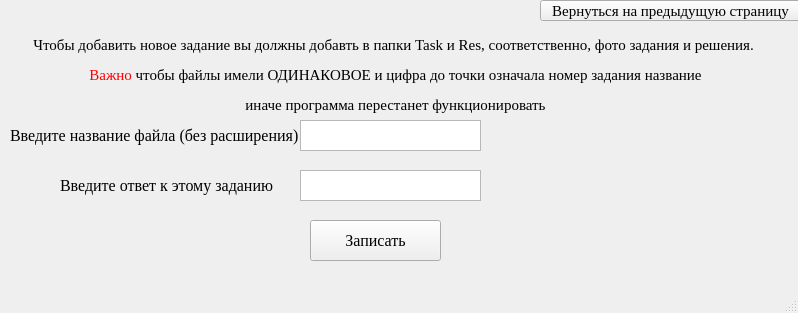
Topando/PYQT5_PROJECT, file PyQT5_Project/AddTaskWindow.ui: the form before one commit.
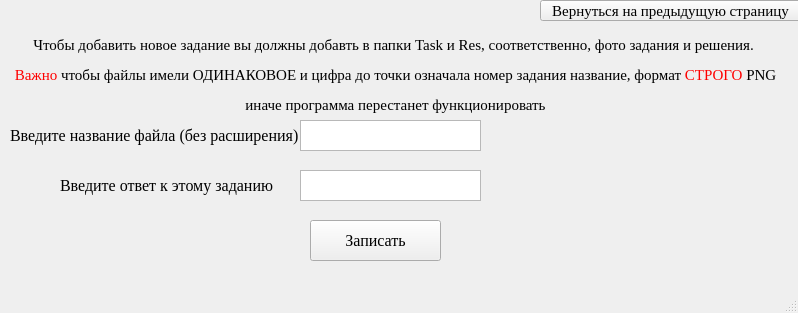
The form after the commit.

Commit message: кнопкииии

What changed in the file:
```diff
--- a/PyQT5_Project/AddTaskWindow.ui
+++ b/PyQT5_Project/AddTaskWindow.ui
@@ -53,7 +53,7 @@
      </rect>
     </property>
     <property name="text">
-     <string>&lt;html&gt;&lt;head/&gt;&lt;body&gt;&lt;p align=&quot;center&quot;&gt;&lt;span style=&quot; font-size:11pt;&quot;&gt;Чтобы добавить новое задание вы должны добавть в папки Task и Res, соответственно, фото задания и решения. &lt;/span&gt;&lt;/p&gt;&lt;p align=&quot;center&quot;&gt;&lt;span style=&quot; font-size:11pt; color:#ff0000;&quot;&gt;Важно&lt;/span&gt;&lt;span style=&quot; font-size:11pt;&quot;&gt; чтобы файлы имели ОДИНАКОВОЕ и цифра до точки означала номер задания название&lt;/span&gt;&lt;/p&gt;&lt;p align=&quot;center&quot;&gt;&lt;span style=&quot; font-size:11pt;&quot;&gt;иначе программа перестанет функционировать&lt;/span&gt;&lt;/p&gt;&lt;/body&gt;&lt;/html&gt;</string>
+     <string>&lt;html&gt;&lt;head/&gt;&lt;body&gt;&lt;p align=&quot;center&quot;&gt;&lt;span style=&quot; font-size:11pt;&quot;&gt;Чтобы добавить новое задание вы должны добавть в папки Task и Res, соответственно, фото задания и решения. &lt;/span&gt;&lt;/p&gt;&lt;p align=&quot;center&quot;&gt;&lt;span style=&quot; font-size:11pt; color:#ff0000;&quot;&gt;Важно&lt;/span&gt;&lt;span style=&quot; font-size:11pt;&quot;&gt; чтобы файлы имели ОДИНАКОВОЕ и цифра до точки означала номер задания название, формат &lt;/span&gt;&lt;span style=&quot; font-size:11pt; color:#ff0000;&quot;&gt;СТРОГО&lt;/span&gt;&lt;span style=&quot; font-size:11pt;&quot;&gt; PNG&lt;/span&gt;&lt;/p&gt;&lt;p align=&quot;center&quot;&gt;&lt;span style=&quot; font-size:11pt;&quot;&gt;иначе программа перестанет функционировать&lt;/span&gt;&lt;/p&gt;&lt;/body&gt;&lt;/html&gt;</string>
     </property>
    </widget>
    <widget class="QLabel" name="label_3">
```
The commit also changes 4 other files.
